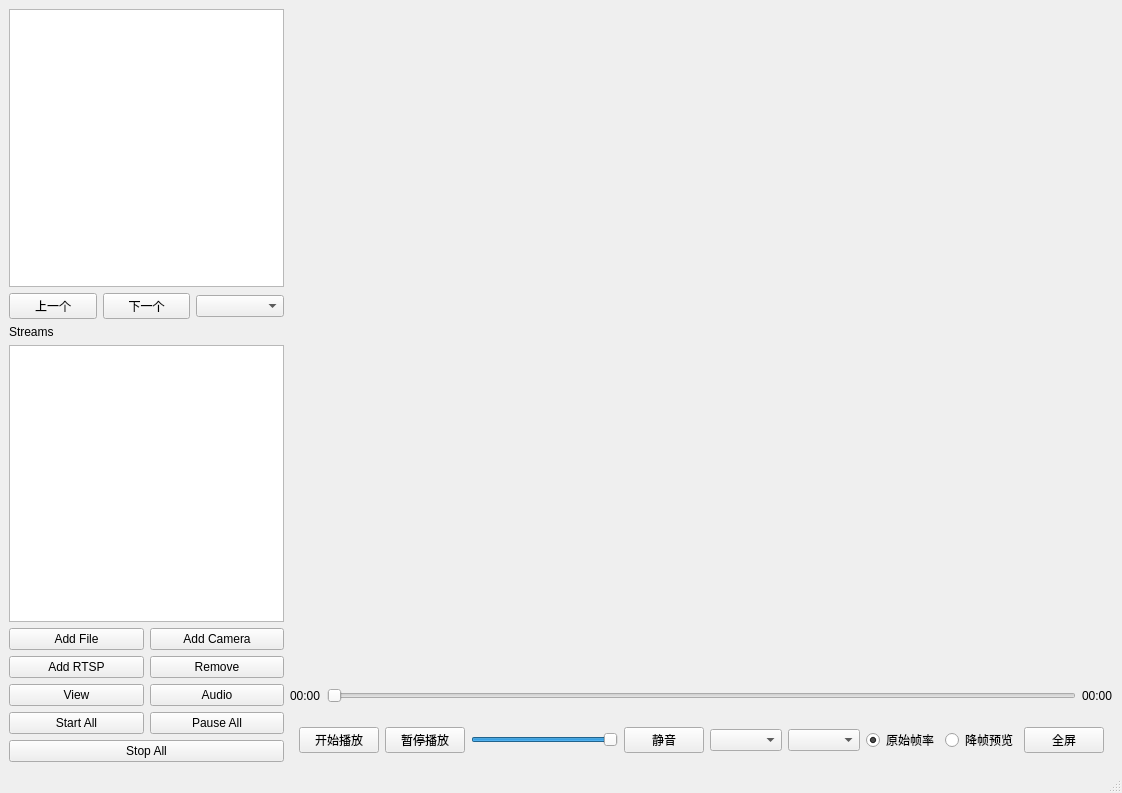
The window that src/ui/mainwindow.ui (xyhez/TinyVideoProcessor) describes before a commit, drawn with Qt 5.
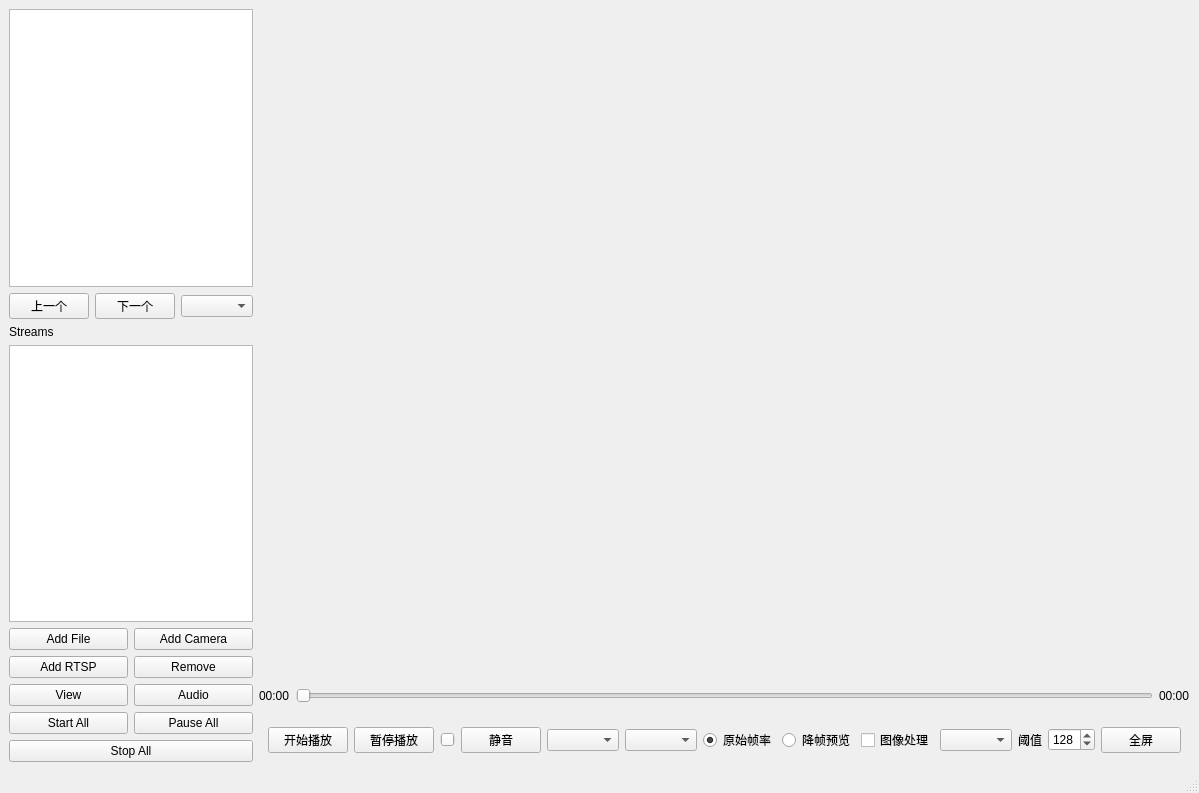
The same window after the commit.

Commit message:
feat: 接入图像处理最小 UI 控制
- 在主窗口增加图像处理开关、处理模式选择和二值化阈值控件
- 扩展 MediaPlayController，统一管理 active stream 图像处理开关、模式和阈值
- 通过 Controller 配置灰度化、二值化和边缘检测处理器
- 为 MultiStreamManager 增加 active stream 图像处理管线入口，避免 UI 越层访问处理器
- 保持图像处理只作用于 active stream，非 active stream 默认关闭处理
- 更新 Phase5TODO，标记 Phase 5.7 最小 UI 接入完成

Patch:
```diff
--- a/src/ui/mainwindow.ui
+++ b/src/ui/mainwindow.ui
@@ -227,6 +227,36 @@
            </property>
           </widget>
          </item>
+         <item>
+          <widget class="QCheckBox" name="checkBox_imageProcessingEnabled">
+           <property name="text">
+            <string>图像处理</string>
+           </property>
+          </widget>
+         </item>
+         <item>
+          <widget class="QComboBox" name="comboBox_imageProcessingMode"/>
+         </item>
+         <item>
+          <widget class="QLabel" name="label_imageProcessingThreshold">
+           <property name="text">
+            <string>阈值</string>
+           </property>
+          </widget>
+         </item>
+         <item>
+          <widget class="QSpinBox" name="spinBox_imageProcessingThreshold">
+           <property name="minimum">
+            <number>0</number>
+           </property>
+           <property name="maximum">
+            <number>255</number>
+           </property>
+           <property name="value">
+            <number>128</number>
+           </property>
+          </widget>
+         </item>
          <item>
           <widget class="QPushButton" name="pushButton_fullscreen">
            <property name="text">
```
The commit also changes 7 other files.
